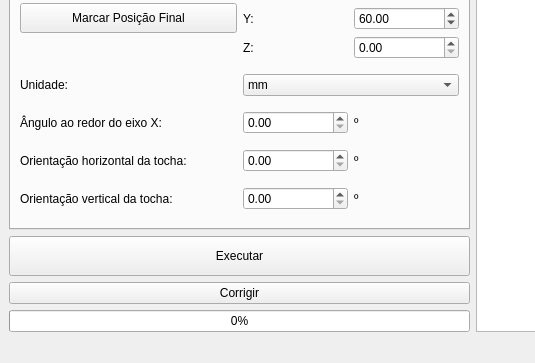
The window that Source/ui/mainwindow.ui (rafaelppires/weldway) describes before a commit, drawn with Qt 5; both pictures show x 0 to 535 and y 273 to 636 of the 945 by 636 pixel window.
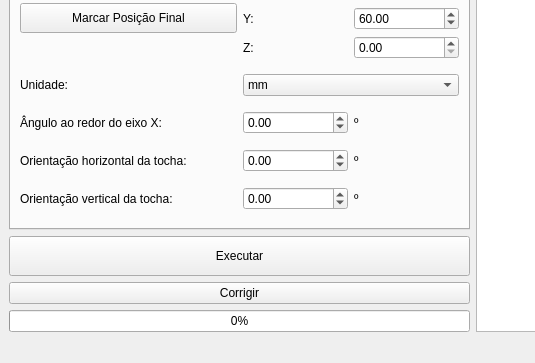
The same window after the commit. The open tabs and pages were chosen to show the change.

The edit to the form file:
```diff
--- a/Source/ui/mainwindow.ui
+++ b/Source/ui/mainwindow.ui
@@ -437,7 +437,14 @@
         <item row="4" column="1">
          <layout class="QGridLayout" name="gridLayout_22">
           <item row="0" column="0">
-           <widget class="QDoubleSpinBox" name="xangleSpinBox"/>
+           <widget class="QDoubleSpinBox" name="xangleSpinBox">
+            <property name="minimum">
+             <double>-90.000000000000000</double>
+            </property>
+            <property name="maximum">
+             <double>90.000000000000000</double>
+            </property>
+           </widget>
           </item>
           <item row="0" column="1">
            <widget class="QLabel" name="label_45">
@@ -458,7 +465,14 @@
         <item row="5" column="1">
          <layout class="QGridLayout" name="gridLayout_23">
           <item row="0" column="0">
-           <widget class="QDoubleSpinBox" name="hAngleSpinBox"/>
+           <widget class="QDoubleSpinBox" name="hAngleSpinBox">
+            <property name="minimum">
+             <double>-90.000000000000000</double>
+            </property>
+            <property name="maximum">
+             <double>90.000000000000000</double>
+            </property>
+           </widget>
           </item>
           <item row="0" column="1">
            <widget class="QLabel" name="label_46">
@@ -479,7 +493,14 @@
         <item row="6" column="1">
          <layout class="QGridLayout" name="gridLayout_24">
           <item row="0" column="0">
-           <widget class="QDoubleSpinBox" name="vAngleSpinBox"/>
+           <widget class="QDoubleSpinBox" name="vAngleSpinBox">
+            <property name="minimum">
+             <double>-90.000000000000000</double>
+            </property>
+            <property name="maximum">
+             <double>90.000000000000000</double>
+            </property>
+           </widget>
           </item>
           <item row="0" column="1">
            <widget class="QLabel" name="label_47">
```
Left out of the diff: 7 changed lines with no effect on the pictures.
